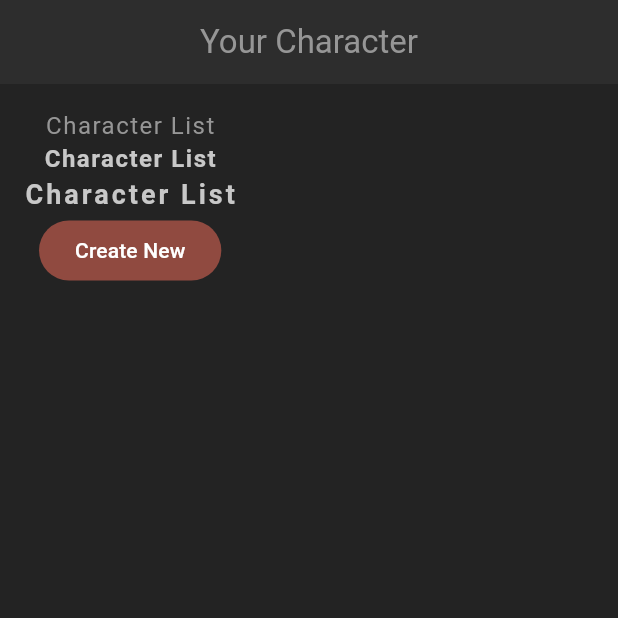
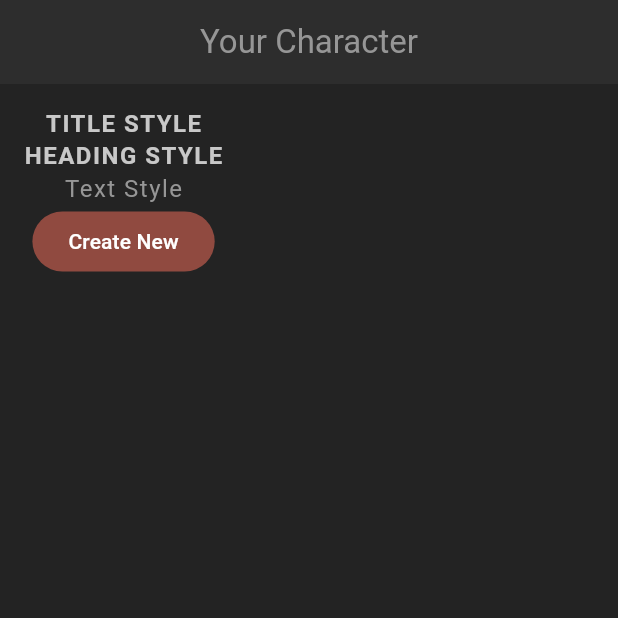
Before and after one commit to VanKhanhVuong/FlutterLearning, a Flutter app: the screen it shows after launch, on a phone screen of 412 x 824 dp, the top half of it. Run offline on Flutter 3.47's test engine with Material 3 defaults, Android fonts, the phone set to English and light mode, and no system bars.

Commit message:
commit Reusable Styled Text Widgets

```diff
--- a/flutter_project/flutter_rpg/lib/home/home.dart
+++ b/flutter_project/flutter_rpg/lib/home/home.dart
@@ -1,4 +1,5 @@
 import 'package:flutter/material.dart';
+import 'package:flutter_rpg/shared/styled_text.dart';
 
 class Home extends StatefulWidget {
   const Home({super.key});
@@ -19,11 +20,9 @@
         padding: const EdgeInsets.all(16),
         child: Column(
           children: [
-            const Text("Character List"),
-            Text("Character List",
-                style: Theme.of(context).textTheme.headlineMedium),
-            Text("Character List",
-                style: Theme.of(context).textTheme.titleMedium),
+            const StyledTitle("Title Style"),
+            const StyledHeading("Heading Style"),
+            const StyledText("Text Style"),
             FilledButton(onPressed: () {}, child: const Text("Create New"))
           ],
         ),
--- /dev/null
+++ b/flutter_project/flutter_rpg/lib/shared/styled_text.dart
@@ -0,0 +1,46 @@
+import 'package:flutter/material.dart';
+
+// Mục đích của class này là để tái sử dụng style của Text Widgets
+// nhằm tránh code đi code lại nhiều lần
+
+class StyledText extends StatelessWidget {
+  const StyledText(this.text, {super.key});
+
+  final String text;
+
+  @override
+  Widget build(BuildContext context) {
+    return Text(
+      text,
+      style: Theme.of(context).textTheme.bodyMedium,
+    );
+  }
+}
+
+class StyledHeading extends StatelessWidget {
+  const StyledHeading(this.text, {super.key});
+
+  final String text;
+
+  @override
+  Widget build(BuildContext context) {
+    return Text(
+      text.toUpperCase(),
+      style: Theme.of(context).textTheme.headlineMedium,
+    );
+  }
+}
+
+class StyledTitle extends StatelessWidget {
+  const StyledTitle(this.text, {super.key});
+
+  final String text;
+
+  @override
+  Widget build(BuildContext context) {
+    return Text(
+      text.toUpperCase(),
+      style: Theme.of(context).textTheme.headlineMedium,
+    );
+  }
+}
```
